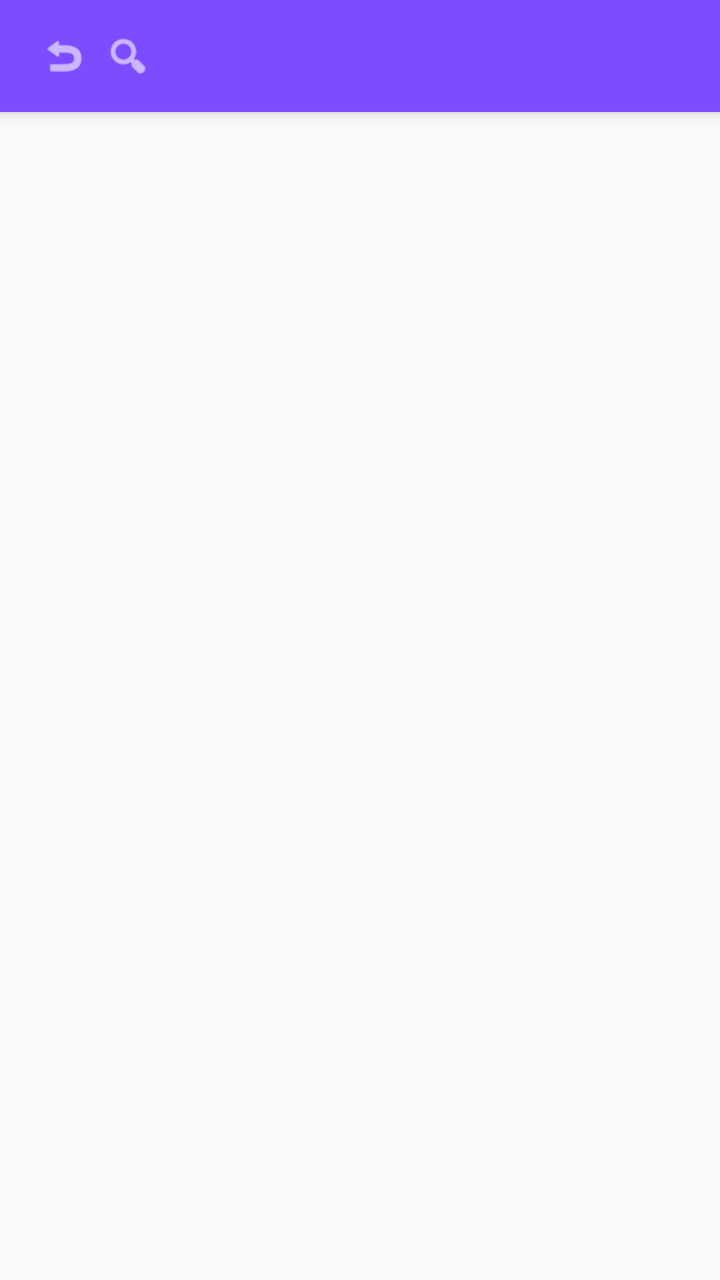
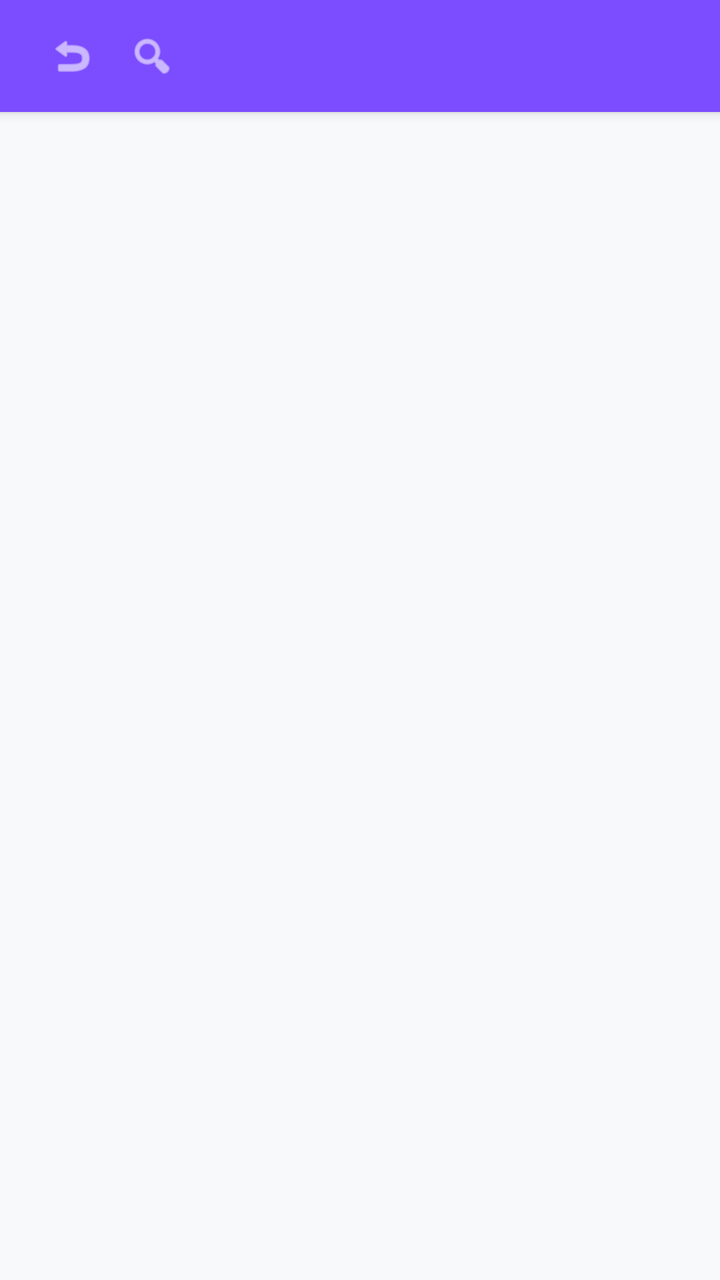

Compare the two renders of this Android layout. The source of the first and the diff that turns it into the second are given below.
<!-- AndroidManifest.xml: application theme Theme.Traveling -->
<!-- res/layout/activity_feed.xml -->
<?xml version="1.0" encoding="utf-8"?>
<LinearLayout xmlns:android="http://schemas.android.com/apk/res/android"
    xmlns:app="http://schemas.android.com/apk/res-auto"
    android:layout_width="match_parent"
    android:layout_height="match_parent"
    android:orientation="vertical"
    android:background="#F8F9FA">

    
    <androidx.appcompat.widget.Toolbar
        android:layout_width="match_parent"
        android:layout_height="?attr/actionBarSize"
        android:background="#7C4DFF"
        android:elevation="4dp">

        <ImageView
            android:id="@+id/btnBack"
            android:layout_width="32dp"
            android:layout_height="32dp"
            android:src="@android:drawable/ic_menu_revert"
            app:tint="#FFFFFF"
            android:padding="4dp"/>

        <TextView
            android:layout_width="0dp"
            android:layout_height="wrap_content"
            android:layout_weight="1"
            android:text="Fil d'actualité"
            android:textColor="#FFFFFF"
            android:textStyle="bold"
            android:textSize="20sp"
            android:layout_marginStart="16dp" />

        <ImageView
            android:id="@+id/btnSearch"
            android:layout_width="32dp"
            android:layout_height="32dp"
            android:src="@android:drawable/ic_menu_search"
            app:tint="#FFFFFF"
            android:layout_marginEnd="16dp"
            android:padding="4dp"/>

        <Button
            android:id="@+id/btnLoginFeed"
            android:layout_width="wrap_content"
            android:layout_height="wrap_content"
            android:text="Connexion"
            style="@style/Widget.MaterialComponents.Button.TextButton"
            android:textColor="#6C63FF"
            android:visibility="gone" />

        <TextView
            android:id="@+id/btnProfile"
            android:layout_width="wrap_content"
            android:layout_height="wrap_content"
            android:text="👤"
            android:textSize="24sp"
            android:gravity="center"
            android:layout_marginEnd="16dp"
            android:padding="4dp"
            android:visibility="gone" />
    </androidx.appcompat.widget.Toolbar>

    
    <LinearLayout
        android:id="@+id/bannerAnonymous"
        android:layout_width="match_parent"
        android:layout_height="wrap_content"
        android:orientation="vertical"
        android:background="#2A1A4E"
        android:padding="16dp"
        android:visibility="gone">

        <TextView
            android:layout_width="wrap_content"
            android:layout_height="wrap_content"
            android:text="💡 Mode Découverte"
            android:textColor="#FFFFFF"
            android:textStyle="bold"
            android:textSize="14sp"
            android:layout_marginBottom="4dp" />

        <TextView
            android:layout_width="wrap_content"
            android:layout_height="wrap_content"
            android:text="Inscrivez-vous pour publier, liker, commenter et créer des groupes de voyage."
            android:textColor="#CCCCDD"
            android:textSize="12sp"
            android:layout_marginBottom="12dp" />

        <LinearLayout
            android:layout_width="match_parent"
            android:layout_height="wrap_content"
            android:orientation="horizontal">

            <Button
                android:id="@+id/btnSignupBanner"
                android:layout_width="wrap_content"
                android:layout_height="40dp"
                android:text="S'inscrire"
                android:backgroundTint="#6C63FF"
                android:textColor="#FFFFFF"
                android:layout_marginEnd="8dp" />

            <Button
                android:id="@+id/btnLoginBanner"
                android:layout_width="wrap_content"
                android:layout_height="40dp"
                android:text="Se connecter"
                android:textColor="#6C63FF"
                app:strokeColor="#6C63FF"
                style="@style/Widget.MaterialComponents.Button.OutlinedButton" />
        </LinearLayout>
    </LinearLayout>

    <FrameLayout
        android:layout_width="match_parent"
        android:layout_height="0dp"
        android:layout_weight="1">

        
        <androidx.recyclerview.widget.RecyclerView
            android:id="@+id/rvPhotoFeed"
            android:layout_width="match_parent"
            android:layout_height="match_parent"
            android:clipToPadding="false"
            android:paddingTop="12dp"
            android:paddingBottom="88dp" />

        
        <com.google.android.material.floatingactionbutton.FloatingActionButton
            android:id="@+id/fabPublish"
            android:layout_width="wrap_content"
            android:layout_height="wrap_content"
            android:layout_gravity="bottom|end"
            android:layout_margin="24dp"
            app:srcCompat="@android:drawable/ic_input_add"
            app:tint="#FFFFFF"
            android:backgroundTint="#D81B60"
            app:elevation="8dp"
            android:visibility="gone" />
    </FrameLayout>

</LinearLayout>
<!-- resources referenced by this layout -->
<resources>
  <style name="Theme.Traveling" parent="Theme.MaterialComponents.DayNight.DarkActionBar">
          
          <item name="colorPrimary">@color/purple_500</item>
          <item name="colorPrimaryVariant">@color/purple_700</item>
          <item name="colorOnPrimary">@color/white</item>
          
          <item name="colorSecondary">@color/teal_200</item>
          <item name="colorSecondaryVariant">@color/teal_700</item>
          <item name="colorOnSecondary">@color/black</item>
          
          <item name="android:statusBarColor">?attr/colorPrimaryVariant</item>
          
      </style>
  <color name="purple_500">#FF6200EE</color>
  <color name="purple_700">#FF3700B3</color>
  <color name="white">#FFFFFFFF</color>
  <color name="teal_200">#FF03DAC5</color>
  <color name="teal_700">#FF018786</color>
  <color name="black">#FF000000</color>
</resources>

<!-- the commit's change to res/layout/activity_feed.xml (unified diff, before → after) -->
@@ -15,11 +15,15 @@
 
         <ImageView
             android:id="@+id/btnBack"
-            android:layout_width="32dp"
-            android:layout_height="32dp"
+            android:layout_width="40dp"
+            android:layout_height="40dp"
             android:src="@android:drawable/ic_menu_revert"
             app:tint="#FFFFFF"
-            android:padding="4dp"/>
+            android:padding="8dp"
+            android:contentDescription="Retour"
+            android:background="?attr/selectableItemBackgroundBorderless"
+            android:clickable="true"
+            android:focusable="true"/>
 
         <TextView
             android:layout_width="0dp"
@@ -29,16 +33,20 @@
             android:textColor="#FFFFFF"
             android:textStyle="bold"
             android:textSize="20sp"
-            android:layout_marginStart="16dp" />
+            android:layout_marginStart="8dp" />
 
         <ImageView
             android:id="@+id/btnSearch"
-            android:layout_width="32dp"
-            android:layout_height="32dp"
+            android:layout_width="40dp"
+            android:layout_height="40dp"
             android:src="@android:drawable/ic_menu_search"
             app:tint="#FFFFFF"
-            android:layout_marginEnd="16dp"
-            android:padding="4dp"/>
+            android:layout_marginEnd="4dp"
+            android:padding="8dp"
+            android:contentDescription="Rechercher"
+            android:background="?attr/selectableItemBackgroundBorderless"
+            android:clickable="true"
+            android:focusable="true"/>
 
         <Button
             android:id="@+id/btnLoginFeed"
@@ -49,17 +57,42 @@
             android:textColor="#6C63FF"
             android:visibility="gone" />
 
-        <TextView
+        <com.google.android.material.card.MaterialCardView
             android:id="@+id/btnProfile"
-            android:layout_width="wrap_content"
-            android:layout_height="wrap_content"
-            android:text="👤"
-            android:textSize="24sp"
-            android:gravity="center"
+            android:layout_width="36dp"
+            android:layout_height="36dp"
             android:layout_marginEnd="16dp"
-            android:padding="4dp"
-            android:visibility="gone" />
+            app:cardCornerRadius="18dp"
+            app:strokeWidth="1.5dp"
+            app:strokeColor="#FFFFFF"
+            app:cardBackgroundColor="#2A2A3E"
+            android:clickable="true"
+            android:focusable="true"
+            android:foreground="?attr/selectableItemBackgroundBorderless"
+            android:visibility="gone">
+
+            <TextView
+                android:id="@+id/tvFeedProfileInitials"
+                android:layout_width="match_parent"
+                android:layout_height="match_parent"
+                android:gravity="center"
+                android:text="V"
+                android:textColor="#FFFFFF"
+                android:textStyle="bold"
+                android:textSize="16sp" />
+        </com.google.android.material.card.MaterialCardView>
     </androidx.appcompat.widget.Toolbar>
+
+    
+    <EditText
+        android:id="@+id/etSearch"
+        android:layout_width="match_parent"
+        android:layout_height="wrap_content"
+        android:hint="Rechercher par lieu, auteur ou tag..."
+        android:padding="16dp"
+        android:background="#FFFFFF"
+        android:elevation="2dp"
+        android:visibility="gone"/>
 
     
     <LinearLayout
<!-- resource entries referenced after the edit -->
@@ -1,23 +1,14 @@
 <!-- resources referenced by this layout -->
 <resources>
-  <style name="Theme.Traveling" parent="Theme.MaterialComponents.DayNight.DarkActionBar">
-          
-          <item name="colorPrimary">@color/purple_500</item>
-          <item name="colorPrimaryVariant">@color/purple_700</item>
-          <item name="colorOnPrimary">@color/white</item>
-          
-          <item name="colorSecondary">@color/teal_200</item>
-          <item name="colorSecondaryVariant">@color/teal_700</item>
-          <item name="colorOnSecondary">@color/black</item>
-          
-          <item name="android:statusBarColor">?attr/colorPrimaryVariant</item>
-          
+  <style name="Theme.Traveling" parent="Theme.MaterialComponents.DayNight.NoActionBar">
+          <item name="colorPrimary">#7C4DFF</item>
+          <item name="colorPrimaryVariant">#512DA8</item>
+          <item name="colorOnPrimary">#FFFFFF</item>
+          <item name="colorSecondary">#6C63FF</item>
+          <item name="colorSecondaryVariant">#4A43CC</item>
+          <item name="colorOnSecondary">#FFFFFF</item>
+          <item name="android:statusBarColor">#7C4DFF</item>
+          <item name="android:navigationBarColor">#0F0F1A</item>
       </style>
-  <color name="purple_500">#FF6200EE</color>
-  <color name="purple_700">#FF3700B3</color>
-  <color name="white">#FFFFFFFF</color>
-  <color name="teal_200">#FF03DAC5</color>
-  <color name="teal_700">#FF018786</color>
-  <color name="black">#FF000000</color>
 </resources>
 
